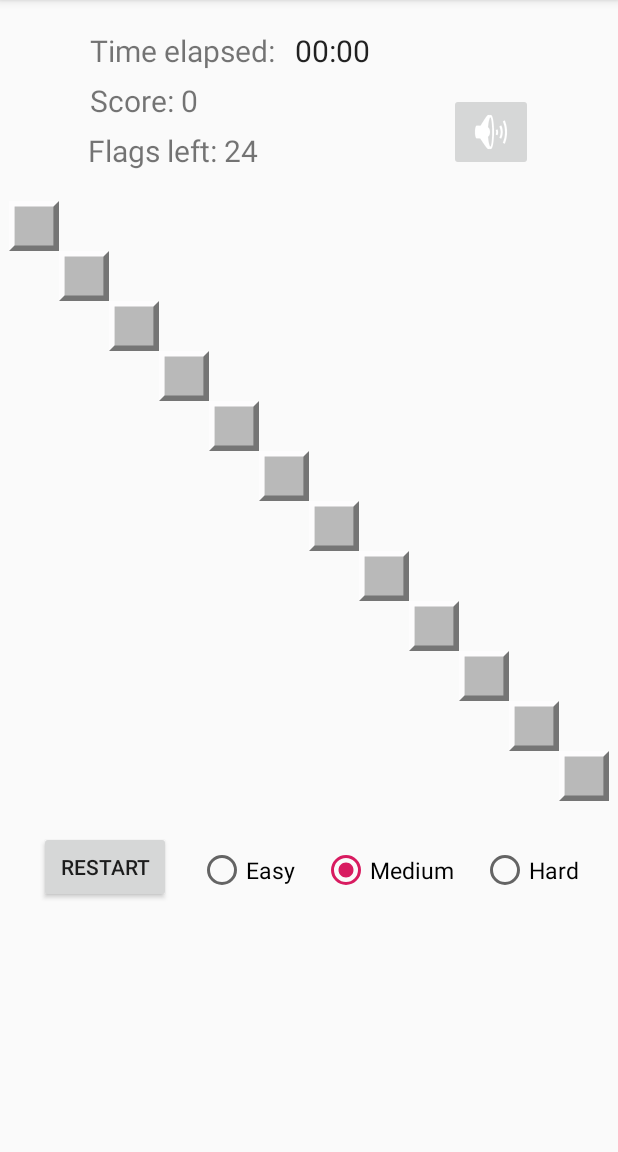
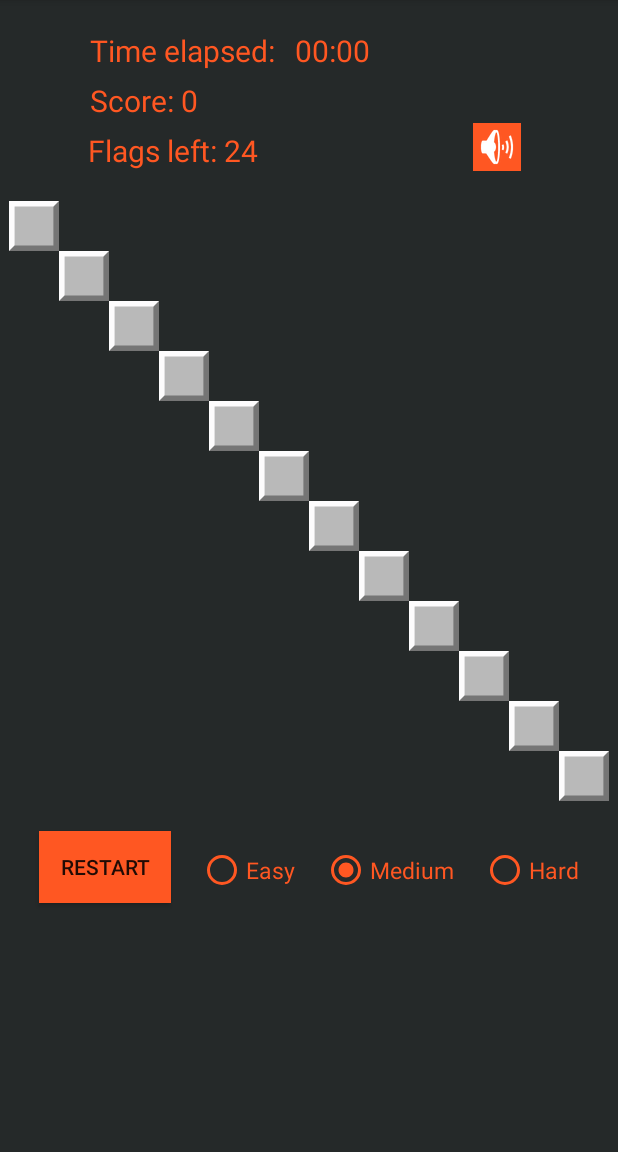
Before and after one commit to GabrielHerry/MiniGameStudio, an Android app: the screen it shows after launch (MineSweeperActivity), after a tap on an icon or button, on a phone screen of 412 x 824 dp, the part 84-1236 px from its top. Run offline under Robolectric (Android 15) with nearby library versions, the phone set to English and light mode, and no system bars; Roboto replaces fonts that are not available here; 2 statements that could not run were skipped.

Commit message:
Small update.

```diff
--- a/app/src/main/java/com/isen/minigamestudio/MineSweeperActivity.kt
+++ b/app/src/main/java/com/isen/minigamestudio/MineSweeperActivity.kt
@@ -31,8 +31,8 @@ class MineSweeperActivity : AppCompatActivity() {
         //val numberOfRows = 12
         //val numberOfCols = 12
 
-        val alertWidth = 600
-        val alertHeight = 450
+        val alertWidth = 500
+        val alertHeight = 325
 
         var difficulty = Difficulty.MEDIUM // default
         var cooldown = 30000L // 30 sec, default
--- a/app/src/main/res/layout/activity_minesweeper.xml
+++ b/app/src/main/res/layout/activity_minesweeper.xml
@@ -4,6 +4,7 @@
     xmlns:tools="http://schemas.android.com/tools"
     android:layout_width="match_parent"
     android:layout_height="match_parent"
+    android:background="@color/colorPrimaryDark"
     tools:context=".MineSweeperActivity">
 
     <TextView
@@ -14,6 +15,7 @@
         android:layout_marginTop="@dimen/activity_vertical_margin"
         android:layout_marginEnd="@dimen/activity_horizontal_margin"
         android:text="@string/textTimeElapsed"
+        android:textColor="@color/colorPrimary"
         android:textSize="@dimen/activity_text_size"
         app:layout_constraintEnd_toEndOf="parent"
         app:layout_constraintHorizontal_bias="0.16"
@@ -25,8 +27,9 @@
         android:layout_width="wrap_content"
         android:layout_height="wrap_content"
         android:layout_marginStart="5dp"
+        android:layout_marginTop="@dimen/activity_vertical_margin"
         android:layout_marginEnd="@dimen/activity_horizontal_margin"
-        android:layout_marginTop="@dimen/activity_vertical_margin"
+        android:textColor="@color/colorPrimary"
         android:textSize="@dimen/activity_text_size"
         app:layout_constraintEnd_toEndOf="parent"
         app:layout_constraintHorizontal_bias="0.050"
@@ -41,6 +44,7 @@
         android:layout_marginTop="@dimen/activity_vertical_smallStep"
         android:layout_marginEnd="@dimen/activity_horizontal_margin"
         android:text="@string/textScore"
+        android:textColor="@color/colorPrimary"
         android:textSize="@dimen/activity_text_size"
         app:layout_constraintEnd_toEndOf="parent"
         app:layout_constraintHorizontal_bias="0.180"
@@ -55,6 +59,7 @@
         android:layout_marginTop="@dimen/activity_vertical_smallStep"
         android:layout_marginEnd="@dimen/activity_horizontal_margin"
         android:text="@string/textMinesLeft"
+        android:textColor="@color/colorPrimary"
         android:textSize="@dimen/activity_text_size"
         app:layout_constraintEnd_toEndOf="parent"
         app:layout_constraintHorizontal_bias="0.175"
@@ -67,6 +72,7 @@
         android:layout_height="wrap_content"
         android:layout_marginStart="@dimen/activity_horizontal_margin"
         android:layout_marginEnd="@dimen/activity_horizontal_margin"
+        android:background="@color/colorPrimary"
         android:contentDescription="@string/soundButtonDescription"
         app:layout_constraintBottom_toBottomOf="@+id/flagsLeftTextView"
         app:layout_constraintEnd_toEndOf="parent"
@@ -86,8 +92,7 @@
         android:typeface="monospace"
         app:layout_constraintEnd_toEndOf="parent"
         app:layout_constraintStart_toStartOf="parent"
-        app:layout_constraintTop_toBottomOf="@+id/flagsLeftTextView">
-    </androidx.gridlayout.widget.GridLayout>
+        app:layout_constraintTop_toBottomOf="@+id/flagsLeftTextView"></androidx.gridlayout.widget.GridLayout>
 
     <Button
         android:id="@+id/restartButton"
@@ -96,6 +101,7 @@
         android:layout_marginStart="@dimen/activity_horizontal_margin"
         android:layout_marginTop="@dimen/activity_vertical_mediumStep"
         android:layout_marginEnd="@dimen/activity_horizontal_margin"
+        android:background="@color/colorPrimary"
         android:text="@string/textRestartButton"
         app:layout_constraintEnd_toEndOf="parent"
         app:layout_constraintHorizontal_bias="0.020"
@@ -111,8 +117,7 @@
         android:layout_marginEnd="@dimen/activity_horizontal_margin"
         app:layout_constraintEnd_toEndOf="parent"
         app:layout_constraintStart_toStartOf="@+id/restartButton"
-        app:layout_constraintTop_toBottomOf="@+id/restartButton">
-    </RadioGroup>
+        app:layout_constraintTop_toBottomOf="@+id/restartButton"></RadioGroup>
 
     <RadioButton
         android:id="@+id/radio1Button"
@@ -121,8 +126,10 @@
         android:layout_marginStart="@dimen/activity_horizontal_step"
         android:layout_marginTop="@dimen/activity_vertical_bigStep"
         android:layout_marginEnd="@dimen/activity_horizontal_margin"
+        android:text="@string/textDifficultyEASY"
+        android:textColor="@color/colorPrimary"
+        android:buttonTint="@color/colorPrimary"
         android:textSize="@dimen/activity_small_text_size"
-        android:text="@string/textDifficultyEASY"
         app:layout_constraintEnd_toEndOf="parent"
         app:layout_constraintHorizontal_bias="0.040"
         app:layout_constraintStart_toEndOf="@+id/restartButton"
@@ -135,8 +142,10 @@
         android:layout_marginStart="@dimen/activity_horizontal_step"
         android:layout_marginTop="@dimen/activity_vertical_bigStep"
         android:layout_marginEnd="@dimen/activity_horizontal_margin"
+        android:text="@string/textDifficultyMEDIUM"
+        android:textColor="@color/colorPrimary"
+        android:buttonTint="@color/colorPrimary"
         android:textSize="@dimen/activity_small_text_size"
-        android:text="@string/textDifficultyMEDIUM"
         app:layout_constraintEnd_toEndOf="parent"
         app:layout_constraintHorizontal_bias="0.080"
         app:layout_constraintStart_toEndOf="@+id/radio1Button"
@@ -149,8 +158,10 @@
         android:layout_marginStart="@dimen/activity_horizontal_step"
         android:layout_marginTop="@dimen/activity_vertical_bigStep"
         android:layout_marginEnd="@dimen/activity_horizontal_margin"
+        android:text="@string/textDifficultyHARD"
+        android:textColor="@color/colorPrimary"
+        android:buttonTint="@color/colorPrimary"
         android:textSize="@dimen/activity_small_text_size"
-        android:text="@string/textDifficultyHARD"
         app:layout_constraintEnd_toEndOf="parent"
         app:layout_constraintHorizontal_bias="0.590"
         app:layout_constraintStart_toEndOf="@+id/radio2Button"
```
Also changed, not shown: app/src/main/res/layout/activity_dungeon_card.xml (+15 -0 lines).
